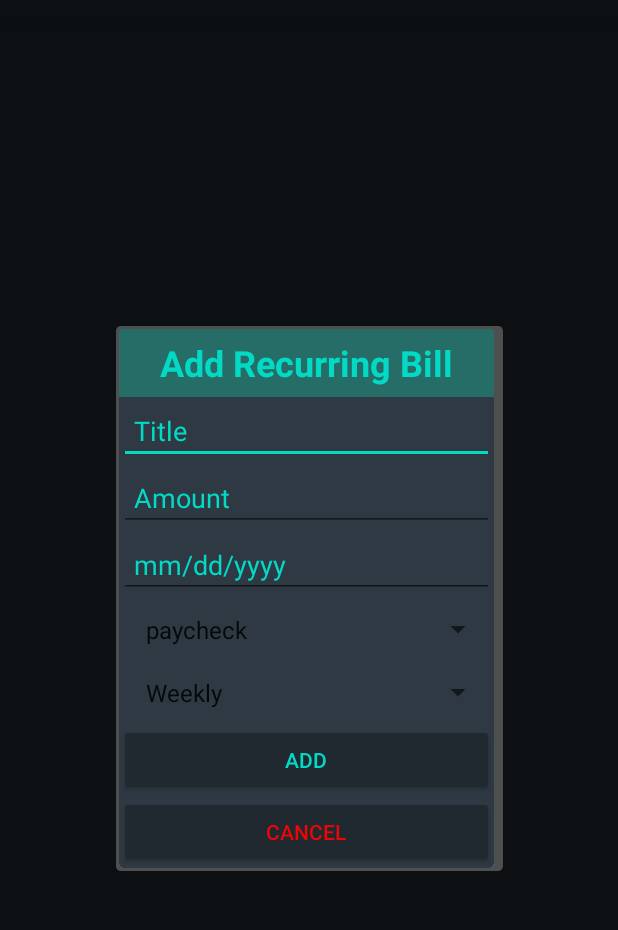
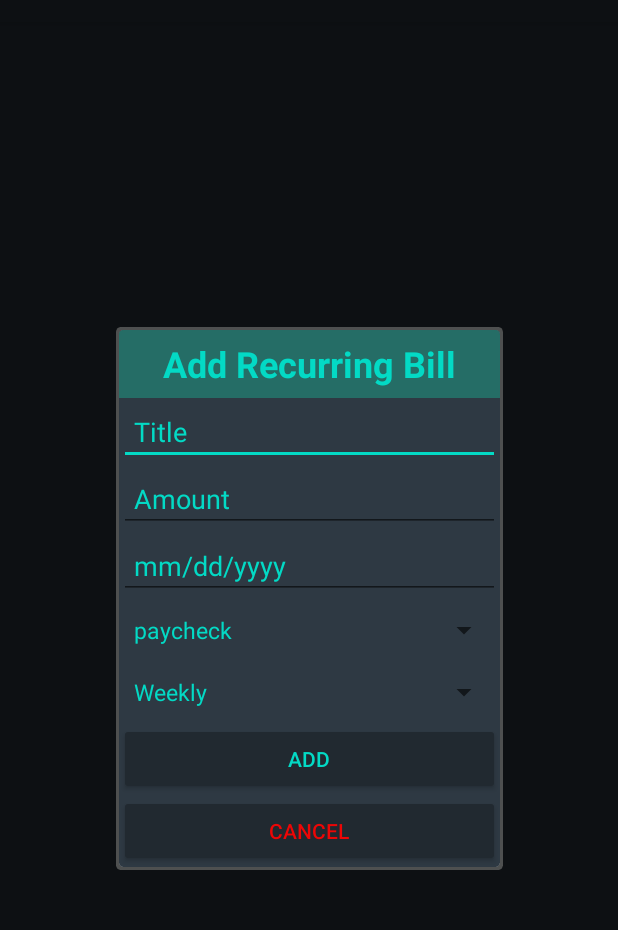
Before and after one commit to MCS-270-Budget-Team/BudgetApp, an Android app: the RecurringViewer screen opened directly, with no data from a screen before it, after a tap on "ADD RECURRING BILL", on a phone screen of 412 x 824 dp, the part 62-992 px from its top. Run offline under Robolectric (Android 15) with nearby library versions, the phone set to English and light mode, and no system bars.

Commit message:
edit problem

```diff
--- a/app/src/main/java/com/example/budgetapp/ExpenseViewer.kt
+++ b/app/src/main/java/com/example/budgetapp/ExpenseViewer.kt
@@ -174,7 +174,7 @@ class AddEntries: AppCompatActivity(), AdapterView.OnItemSelectedListener {
         cancelButton = findViewById(R.id.cancel)
 
         val adapter: ArrayAdapter<String> =
-            ArrayAdapter<String>(this, android.R.layout.simple_spinner_item, categoriesOption)
+            ArrayAdapter<String>(this, R.layout.spinner_item, categoriesOption)
         adapter.setDropDownViewResource(android.R.layout.simple_spinner_dropdown_item)
         categories.adapter = adapter
         categories.onItemSelectedListener = context
@@ -325,7 +325,7 @@ class EditEntries: AppCompatActivity(), AdapterView.OnItemSelectedListener {
         cancelButton = findViewById(R.id.cancel)
 
         val adapter: ArrayAdapter<String> =
-            ArrayAdapter<String>(this, android.R.layout.simple_spinner_item, categoriesOption)
+            ArrayAdapter<String>(this, R.layout.spinner_item, categoriesOption)
         adapter.setDropDownViewResource(android.R.layout.simple_spinner_dropdown_item)
         categories.adapter = adapter
         categories.onItemSelectedListener = this
--- a/app/src/main/java/com/example/budgetapp/RecurringViewer.kt
+++ b/app/src/main/java/com/example/budgetapp/RecurringViewer.kt
@@ -51,6 +51,7 @@ class RecurringViewer : AppCompatActivity() {
         viewHistoryButton = findViewById(R.id.view_history_button)
         customizeButton = findViewById(R.id.customize_button)
 
+        experienceBar = findViewById(R.id.experienceBar)
         experienceBar = findViewById(R.id.experienceBar)
         earningBar = findViewById(R.id.earningBar)
         spendingBar = findViewById(R.id.spendingBar)
@@ -182,13 +183,13 @@ class RecurringViewer : AppCompatActivity() {
             cancelButton = findViewById(R.id.cancel)
 
             val adapter: ArrayAdapter<String> =
-                ArrayAdapter<String>(this, android.R.layout.simple_spinner_item, categoriesOption)
+                ArrayAdapter<String>(this, R.layout.spinner_item, categoriesOption)
             adapter.setDropDownViewResource(android.R.layout.simple_spinner_dropdown_item)
             categories.adapter = adapter
             categories.onItemSelectedListener = context
 
             val frequencyAdapter: ArrayAdapter<String> =
-                ArrayAdapter<String>(this, android.R.layout.simple_spinner_item, frequencyOptions)
+                ArrayAdapter<String>(this, R.layout.spinner_item, frequencyOptions)
             adapter.setDropDownViewResource(android.R.layout.simple_spinner_dropdown_item)
             frequency.adapter = frequencyAdapter
             frequency.onItemSelectedListener = context
@@ -263,6 +264,29 @@ class RecurringViewer : AppCompatActivity() {
                 startActivity(intent)
             }
 
+        }
+
+        /**
+         * Sets the current theme according to the themeID stored in the database.
+         */
+        private fun setTheme(){
+            when (db.getThemeID()) {
+                0 -> {
+                    setTheme(R.style.Theme_BudgetApp)
+                }
+                1 -> {
+                    setTheme(R.style.Forest)
+                }
+                2 -> {
+                    setTheme(R.style.Eggplant)
+                }
+                3 -> {
+                    setTheme(R.style.Pumpkin)
+                }
+                else -> {
+                    setTheme(R.style.Vintage)
+                }
+            }
         }
 
         /**
@@ -392,28 +416,5 @@ class RecurringViewer : AppCompatActivity() {
             }
             return true
         }
-
-        /**
-         * Sets the current theme according to the themeID stored in the database.
-         */
-        private fun setTheme(){
-            when (db.getThemeID()) {
-                0 -> {
-                    setTheme(R.style.Theme_BudgetApp)
-                }
-                1 -> {
-                    setTheme(R.style.Forest)
-                }
-                2 -> {
-                    setTheme(R.style.Eggplant)
-                }
-                3 -> {
-                    setTheme(R.style.Pumpkin)
-                }
-                else -> {
-                    setTheme(R.style.Vintage)
-                }
-            }
-        }
     }
 }
--- a/app/src/main/res/layout/activity_add_entries.xml
+++ b/app/src/main/res/layout/activity_add_entries.xml
@@ -107,8 +107,8 @@
                         app:layout_constraintTop_toBottomOf="@id/date"
                         android:hint="Categories"
                         android:padding="10dp"
-                        android:textColorHint="?textColor"
-                        android:textColor="?textColor"
+                        android:textColorHint="@color/white"
+                        android:textColor="@color/white"
                         />
                     <androidx.appcompat.widget.AppCompatButton
                         android:id="@+id/add"
--- a/app/src/main/res/layout/activity_add_recurring.xml
+++ b/app/src/main/res/layout/activity_add_recurring.xml
@@ -29,7 +29,7 @@
 
         <androidx.cardview.widget.CardView
             android:id="@+id/popup_window_view"
-            android:layout_width="wrap_content"
+            android:layout_width="match_parent"
             android:layout_height="wrap_content"
             android:layout_centerInParent="true"
             android:layout_margin="2dp"
@@ -41,7 +41,7 @@
 
             <androidx.constraintlayout.widget.ConstraintLayout
                 android:id="@+id/popup_window_background_container"
-                android:layout_width="250dp"
+                android:layout_width="match_parent"
                 android:layout_height="wrap_content"
                 android:layout_centerInParent="true"
                 android:background="?windowColor"
@@ -118,7 +118,7 @@
                         android:hint="Monthly"
                         android:padding="10dp"
                         android:textColorHint="?textColor"
-                        android:textColor="?textColor"
+                        android:textColor="@color/black"
                         />
 
                     <androidx.appcompat.widget.AppCompatButton
--- /dev/null
+++ b/app/src/main/res/layout/spinner_item.xml
@@ -0,0 +1,6 @@
+<?xml version="1.0" encoding="utf-8"?>
+<TextView xmlns:android="http://schemas.android.com/apk/res/android"
+    android:layout_width="match_parent"
+    android:layout_height="match_parent"
+    android:textSize="15dp"
+    android:textColor="?textColor"/>
--- a/app/src/main/res/values/themes.xml
+++ b/app/src/main/res/values/themes.xml
@@ -38,7 +38,7 @@
         <item name="windowColor">#1B2413</item>
         <item name="progressColor">#433F3E</item>
         <item name="titleColor">#5F6556</item>
-        <item name="textColor">@color/white</item>
+        <item name="textColor">#8AFF92</item>
         <item name="altTextColor">#8BC34A</item>
     </style>
 
@@ -54,12 +54,12 @@
         <!-- Status bar color. -->
         <item name="android:statusBarColor" tools:targetApi="l">?attr/colorPrimaryVariant</item>
         <!-- Custom theme color -->
-        <item name="backgroundColor">#694F5D</item>
+        <item name="backgroundColor">#A87A93</item>
         <item name="buttonColor">#68A691</item>
         <item name="windowColor">#BFD3C1</item>
         <item name="progressColor">#FFE5D4</item>
         <item name="titleColor">#EFC7C2</item>
-        <item name="textColor">@color/black</item>
+        <item name="textColor">#6F003C</item>
         <item name="altTextColor">#006064</item>
     </style>
 
@@ -75,11 +75,11 @@
         <!-- Status bar color. -->
         <item name="android:statusBarColor" tools:targetApi="l">?attr/colorPrimaryVariant</item>
         <!-- Custom theme color -->
-        <item name="backgroundColor">#233D4D</item>
-        <item name="buttonColor">#619B8A</item>
-        <item name="windowColor">#A1C181</item>
+        <item name="backgroundColor">#6EB674</item>
+        <item name="buttonColor">#FFAC63</item>
+        <item name="windowColor">#99F6AD</item>
         <item name="progressColor">#FCCA46</item>
-        <item name="titleColor">#FE7F2D</item>
+        <item name="titleColor">#E68337</item>
         <item name="textColor">@color/black</item>
         <item name="altTextColor">#006064</item>
 
@@ -97,7 +97,7 @@
         <!-- Status bar color. -->
         <item name="android:statusBarColor" tools:targetApi="l">?attr/colorPrimaryVariant</item>
         <!-- Custom theme color -->
-        <item name="backgroundColor">#313E50</item>
+        <item name="backgroundColor">#1A2535</item>
         <item name="buttonColor">#53131E</item>
         <item name="windowColor">#5A464C</item>
         <item name="progressColor">#3A435E</item>
```
Also changed, not shown: app/src/main/java/com/example/budgetapp/RecurringAdapter.kt (+25 -3 lines).
